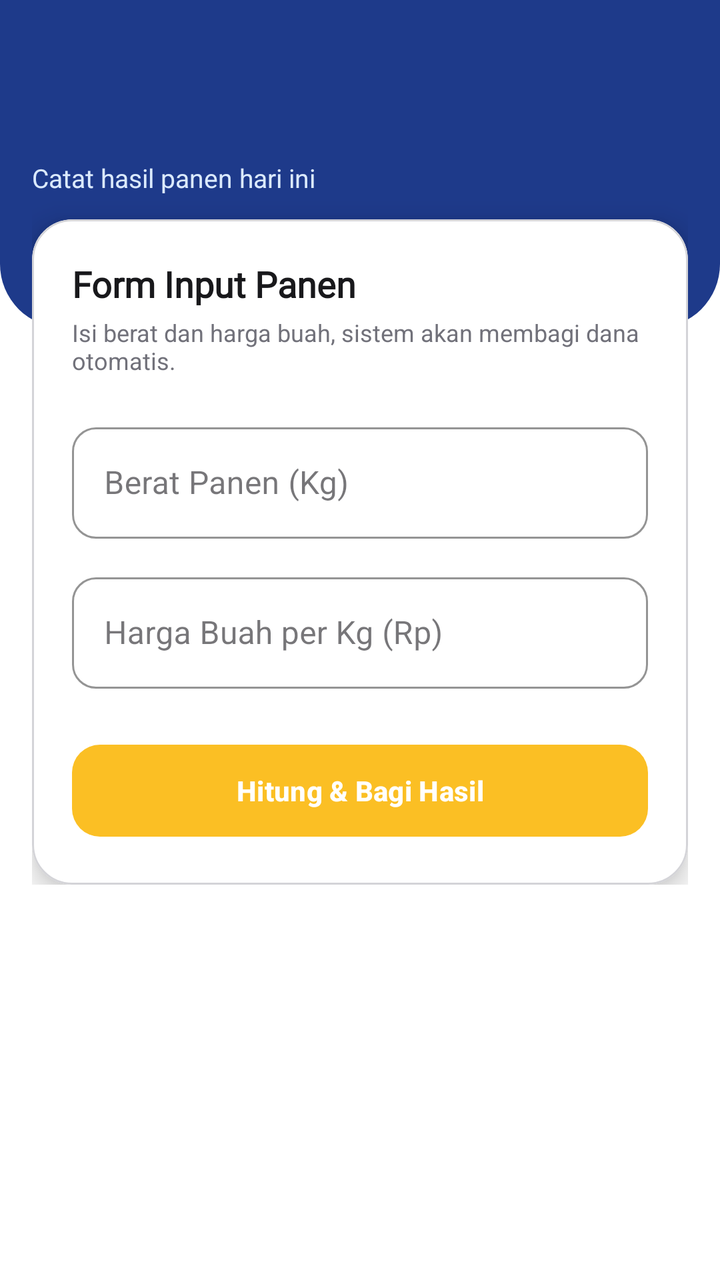
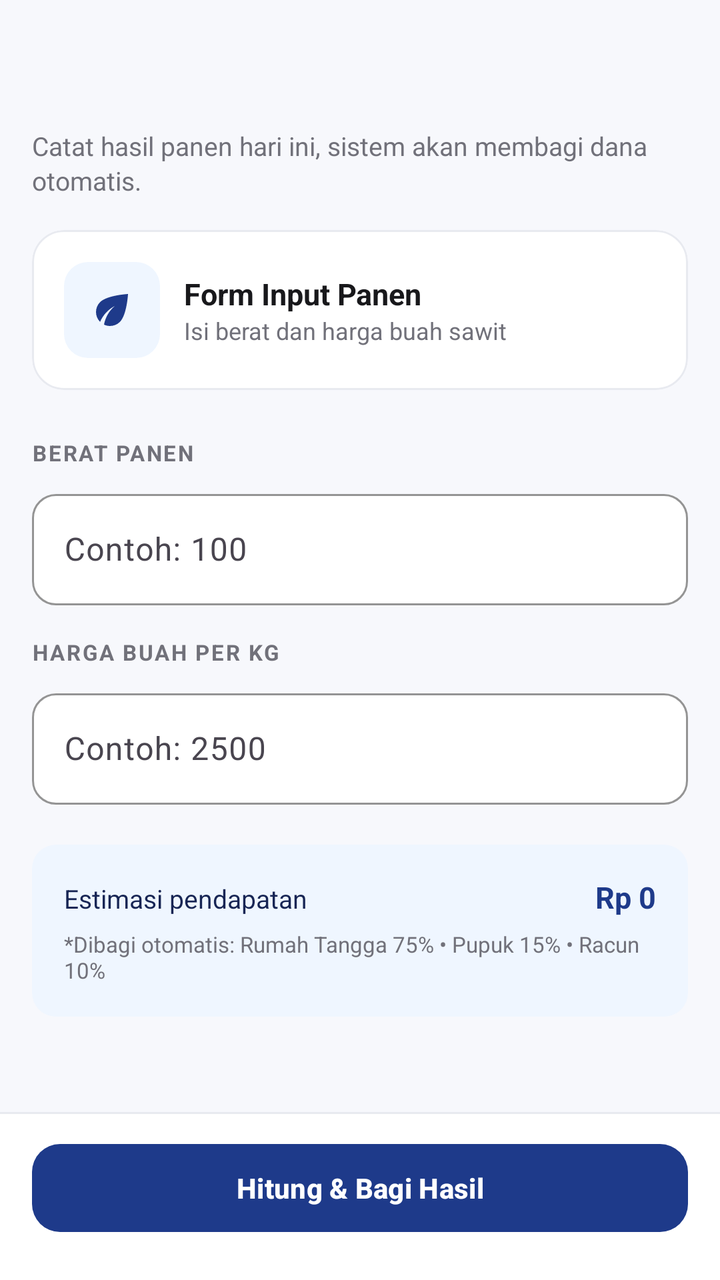

Screens rendered from an Android XML layout before and after an edit, with the pre-edit source and the edit as a unified diff.
<!-- AndroidManifest.xml: application theme Theme.ALSpocky -->
<!-- res/layout/fragment_panen.xml -->
<?xml version="1.0" encoding="utf-8"?>
<androidx.coordinatorlayout.widget.CoordinatorLayout xmlns:android="http://schemas.android.com/apk/res/android"
    xmlns:app="http://schemas.android.com/apk/res-auto"
    android:layout_width="match_parent"
    android:layout_height="match_parent"
    android:background="@color/neutral_0">

    <com.google.android.material.appbar.AppBarLayout
        android:id="@+id/appBar"
        android:layout_width="match_parent"
        android:layout_height="wrap_content"
        android:background="@color/primary_500"
        android:theme="@style/ThemeOverlay.MaterialComponents.Dark.ActionBar"
        app:elevation="0dp">

        <androidx.appcompat.widget.Toolbar
            android:id="@+id/toolbar"
            android:layout_width="match_parent"
            android:layout_height="?attr/actionBarSize"
            android:background="@color/primary_500"
            app:titleTextColor="@color/neutral_0" />
    </com.google.android.material.appbar.AppBarLayout>

    <androidx.core.widget.NestedScrollView
        android:layout_width="match_parent"
        android:layout_height="match_parent"
        android:clipToPadding="false"
        app:layout_behavior="@string/appbar_scrolling_view_behavior">

        <FrameLayout
            android:layout_width="match_parent"
            android:layout_height="wrap_content">

            
            <View
                android:layout_width="match_parent"
                android:layout_height="100dp"
                android:background="@drawable/bg_header_curved" />

            <LinearLayout
                android:layout_width="match_parent"
                android:layout_height="wrap_content"
                android:orientation="vertical"
                android:padding="16dp">

                
                <TextView
                    android:layout_width="wrap_content"
                    android:layout_height="wrap_content"
                    android:text="Catat hasil panen hari ini"
                    android:textColor="@color/primary_100"
                    android:textSize="13sp"
                    android:layout_marginBottom="12dp" />

                <com.google.android.material.card.MaterialCardView
                    android:layout_width="match_parent"
                    android:layout_height="wrap_content"
                    app:cardBackgroundColor="@color/neutral_0"
                    app:cardCornerRadius="20dp"
                    app:cardElevation="8dp"
                    app:strokeColor="@color/neutral_300"
                    app:strokeWidth="1dp">

                    <LinearLayout
                        android:layout_width="match_parent"
                        android:layout_height="wrap_content"
                        android:orientation="vertical"
                        android:padding="20dp">

                        <TextView
                            android:layout_width="wrap_content"
                            android:layout_height="wrap_content"
                            android:fontFamily="@font/montserrat_bold"
                            android:text="Form Input Panen"
                            android:textColor="@color/neutral_900"
                            android:textStyle="bold"
                            android:textSize="18sp" />

                        <TextView
                            android:layout_width="wrap_content"
                            android:layout_height="wrap_content"
                            android:layout_marginTop="4dp"
                            android:layout_marginBottom="20dp"
                            android:text="Isi berat dan harga buah, sistem akan membagi dana otomatis."
                            android:textColor="@color/neutral_500"
                            android:textSize="12sp" />

                        <com.google.android.material.textfield.TextInputLayout
                            style="@style/Widget.MaterialComponents.TextInputLayout.OutlinedBox"
                            android:layout_width="match_parent"
                            android:layout_height="wrap_content"
                            android:layout_marginBottom="14dp"
                            android:hint="Berat Panen (Kg)"
                            app:boxCornerRadiusBottomEnd="12dp"
                            app:boxCornerRadiusBottomStart="12dp"
                            app:boxCornerRadiusTopEnd="12dp"
                            app:boxCornerRadiusTopStart="12dp"
                            app:boxStrokeColor="@color/primary_500"
                            app:hintTextColor="@color/primary_500"
                            app:suffixText="Kg">

                            <com.google.android.material.textfield.TextInputEditText
                                android:id="@+id/etBeratPanen"
                                android:layout_width="match_parent"
                                android:layout_height="wrap_content"
                                android:inputType="numberDecimal"
                                android:textColor="@color/neutral_900" />
                        </com.google.android.material.textfield.TextInputLayout>

                        <com.google.android.material.textfield.TextInputLayout
                            style="@style/Widget.MaterialComponents.TextInputLayout.OutlinedBox"
                            android:layout_width="match_parent"
                            android:layout_height="wrap_content"
                            android:layout_marginBottom="24dp"
                            android:hint="Harga Buah per Kg (Rp)"
                            app:boxCornerRadiusBottomEnd="12dp"
                            app:boxCornerRadiusBottomStart="12dp"
                            app:boxCornerRadiusTopEnd="12dp"
                            app:boxCornerRadiusTopStart="12dp"
                            app:boxStrokeColor="@color/primary_500"
                            app:hintTextColor="@color/primary_500"
                            app:prefixText="Rp ">

                            <com.google.android.material.textfield.TextInputEditText
                                android:id="@+id/etHargaBuah"
                                android:layout_width="match_parent"
                                android:layout_height="wrap_content"
                                android:inputType="number"
                                android:textColor="@color/neutral_900" />
                        </com.google.android.material.textfield.TextInputLayout>

                        <com.google.android.material.button.MaterialButton
                            android:id="@+id/btnHitungBagi"
                            android:layout_width="match_parent"
                            android:layout_height="54dp"
                            android:text="Hitung &amp; Bagi Hasil"
                            android:textColor="@color/neutral_0"
                            android:textStyle="bold"
                            app:backgroundTint="@color/accent_gold"
                            app:cornerRadius="14dp" />
                    </LinearLayout>
                </com.google.android.material.card.MaterialCardView>
            </LinearLayout>
        </FrameLayout>
    </androidx.core.widget.NestedScrollView>
</androidx.coordinatorlayout.widget.CoordinatorLayout>
<!-- resources referenced by this layout -->
<resources>
  <color name="neutral_300">#D4D4D8</color>
  <!-- drawable bg_header_curved (drawable) -->
  <?xml version="1.0" encoding="utf-8"?>
  <shape xmlns:android="http://schemas.android.com/apk/res/android"
      android:shape="rectangle">
      <solid android:color="@color/primary_500" />
      <corners
          android:bottomLeftRadius="32dp"
          android:bottomRightRadius="32dp" />
  </shape>
  <style name="Base.Theme.ALSpocky" parent="Theme.Material3.DayNight.NoActionBar">
          
          
      </style>
  <!-- unchanged entries left out for length: 7 -->
</resources>

<!-- the commit's change to res/layout/fragment_panen.xml (unified diff, before → after) -->
@@ -1,146 +1,194 @@
 <?xml version="1.0" encoding="utf-8"?>
-<androidx.coordinatorlayout.widget.CoordinatorLayout xmlns:android="http://schemas.android.com/apk/res/android"
+<androidx.constraintlayout.widget.ConstraintLayout xmlns:android="http://schemas.android.com/apk/res/android"
     xmlns:app="http://schemas.android.com/apk/res-auto"
     android:layout_width="match_parent"
     android:layout_height="match_parent"
-    android:background="@color/neutral_0">
+    android:background="@color/bg_page">
 
-    <com.google.android.material.appbar.AppBarLayout
-        android:id="@+id/appBar"
-        android:layout_width="match_parent"
-        android:layout_height="wrap_content"
-        android:background="@color/primary_500"
-        android:theme="@style/ThemeOverlay.MaterialComponents.Dark.ActionBar"
-        app:elevation="0dp">
-
-        <androidx.appcompat.widget.Toolbar
-            android:id="@+id/toolbar"
-            android:layout_width="match_parent"
-            android:layout_height="?attr/actionBarSize"
-            android:background="@color/primary_500"
-            app:titleTextColor="@color/neutral_0" />
-    </com.google.android.material.appbar.AppBarLayout>
+    <androidx.appcompat.widget.Toolbar
+        android:id="@+id/toolbar"
+        style="@style/Semawit.Toolbar"
+        android:layout_width="0dp"
+        android:layout_height="?attr/actionBarSize"
+        app:layout_constraintEnd_toEndOf="parent"
+        app:layout_constraintStart_toStartOf="parent"
+        app:layout_constraintTop_toTopOf="parent" />
 
     <androidx.core.widget.NestedScrollView
-        android:layout_width="match_parent"
-        android:layout_height="match_parent"
-        android:clipToPadding="false"
-        app:layout_behavior="@string/appbar_scrolling_view_behavior">
+        android:layout_width="0dp"
+        android:layout_height="0dp"
+        app:layout_constraintBottom_toTopOf="@id/bottomBar"
+        app:layout_constraintEnd_toEndOf="parent"
+        app:layout_constraintStart_toStartOf="parent"
+        app:layout_constraintTop_toBottomOf="@id/toolbar">
 
-        <FrameLayout
+        <LinearLayout
             android:layout_width="match_parent"
-            android:layout_height="wrap_content">
+            android:layout_height="wrap_content"
+            android:orientation="vertical"
+            android:paddingHorizontal="16dp"
+            android:paddingBottom="24dp">
+
+            <TextView
+                style="@style/Semawit.Text.Body"
+                android:layout_width="wrap_content"
+                android:layout_height="wrap_content"
+                android:text="Catat hasil panen hari ini, sistem akan membagi dana otomatis." />
 
             
-            <View
+            <com.google.android.material.card.MaterialCardView
+                style="@style/Semawit.Card"
                 android:layout_width="match_parent"
-                android:layout_height="100dp"
-                android:background="@drawable/bg_header_curved" />
+                android:layout_height="wrap_content"
+                android:layout_marginTop="16dp">
 
+                <LinearLayout
+                    android:layout_width="match_parent"
+                    android:layout_height="wrap_content"
+                    android:gravity="center_vertical"
+                    android:orientation="horizontal"
+                    android:padding="16dp">
+
+                    <ImageView
+                        android:layout_width="48dp"
+                        android:layout_height="48dp"
+                        android:background="@drawable/bg_icon_tile"
+                        android:padding="12dp"
+                        android:src="@drawable/ic_nav_panen"
+                        app:tint="@color/primary_500" />
+
+                    <LinearLayout
+                        android:layout_width="0dp"
+                        android:layout_height="wrap_content"
+                        android:layout_marginStart="12dp"
+                        android:layout_weight="1"
+                        android:orientation="vertical">
+
+                        <TextView
+                            style="@style/Semawit.Text.Title"
+                            android:layout_width="wrap_content"
+                            android:layout_height="wrap_content"
+                            android:text="Form Input Panen" />
+
+                        <TextView
+                            style="@style/Semawit.Text.Body"
+                            android:layout_width="wrap_content"
+                            android:layout_height="wrap_content"
+                            android:text="Isi berat dan harga buah sawit"
+                            android:textSize="12sp" />
+                    </LinearLayout>
+                </LinearLayout>
+            </com.google.android.material.card.MaterialCardView>
+
+            <TextView
+                style="@style/Semawit.Text.Label"
+                android:layout_width="wrap_content"
+                android:layout_height="wrap_content"
+                android:layout_marginTop="24dp"
+                android:text="Berat panen" />
+
+            <com.google.android.material.textfield.TextInputLayout
+                style="@style/Semawit.Input"
+                android:layout_width="match_parent"
+                android:layout_height="wrap_content"
+                android:layout_marginTop="8dp"
+                app:suffixText="Kg">
+
+                <com.google.android.material.textfield.TextInputEditText
+                    android:id="@+id/etBeratPanen"
+                    android:layout_width="match_parent"
+                    android:layout_height="wrap_content"
+                    android:hint="Contoh: 100"
+                    android:inputType="numberDecimal"
+                    android:maxLines="1" />
+            </com.google.android.material.textfield.TextInputLayout>
+
+            <TextView
+                style="@style/Semawit.Text.Label"
+                android:layout_width="wrap_content"
+                android:layout_height="wrap_content"
+                android:layout_marginTop="16dp"
+                android:text="Harga buah per kg" />
+
+            <com.google.android.material.textfield.TextInputLayout
+                style="@style/Semawit.Input"
+                android:layout_width="match_parent"
+                android:layout_height="wrap_content"
+                android:layout_marginTop="8dp"
+                app:prefixText="Rp "
+                app:suffixText="/Kg">
+
+                <com.google.android.material.textfield.TextInputEditText
+                    android:id="@+id/etHargaBuah"
+                    android:layout_width="match_parent"
+                    android:layout_height="wrap_content"
+                    android:hint="Contoh: 2500"
+                    android:inputType="numberDecimal"
+                    android:maxLines="1" />
+            </com.google.android.material.textfield.TextInputLayout>
+
+            
             <LinearLayout
                 android:layout_width="match_parent"
                 android:layout_height="wrap_content"
+                android:layout_marginTop="20dp"
+                android:background="@drawable/bg_icon_tile"
                 android:orientation="vertical"
                 android:padding="16dp">
 
-                
+                <LinearLayout
+                    android:layout_width="match_parent"
+                    android:layout_height="wrap_content"
+                    android:orientation="horizontal">
+
+                    <TextView
+                        android:layout_width="0dp"
+                        android:layout_height="wrap_content"
+                        android:layout_weight="1"
+                        android:text="Estimasi pendapatan"
+                        android:textColor="@color/primary_800"
+                        android:textSize="13sp" />
+
+                    <TextView
+                        android:id="@+id/tvEstimasi"
+                        android:layout_width="wrap_content"
+                        android:layout_height="wrap_content"
+                        android:text="Rp 0"
+                        android:textColor="@color/primary_500"
+                        android:textSize="15sp"
+                        android:textStyle="bold" />
+                </LinearLayout>
+
                 <TextView
                     android:layout_width="wrap_content"
                     android:layout_height="wrap_content"
-                    android:text="Catat hasil panen hari ini"
-                    android:textColor="@color/primary_100"
-                    android:textSize="13sp"
-                    android:layout_marginBottom="12dp" />
+                    android:layout_marginTop="6dp"
+                    android:text="*Dibagi otomatis: Rumah Tangga 75% • Pupuk 15% • Racun 10%"
+                    android:textColor="@color/neutral_500"
+                    android:textSize="11sp" />
+            </LinearLayout>
+        </LinearLayout>
+    </androidx.core.widget.NestedScrollView>
 
-                <com.google.android.material.card.MaterialCardView
-                    android:layout_width="match_parent"
-                    android:layout_height="wrap_content"
-                    app:cardBackgroundColor="@color/neutral_0"
-                    app:cardCornerRadius="20dp"
-                    app:cardElevation="8dp"
-                    app:strokeColor="@color/neutral_300"
-                    app:strokeWidth="1dp">
+    
+    <FrameLayout
+        android:id="@+id/bottomBar"
+        android:layout_width="0dp"
+        android:layout_height="wrap_content"
+        android:background="@drawable/bg_bottom_bar"
+        android:paddingHorizontal="16dp"
+        android:paddingTop="12dp"
+        android:paddingBottom="20dp"
+        app:layout_constraintBottom_toBottomOf="parent"
+        app:layout_constraintEnd_toEndOf="parent"
+        app:layout_constraintStart_toStartOf="parent">
 
-                    <LinearLayout
-                        android:layout_width="match_parent"
-                        android:layout_height="wrap_content"
-                        android:orientation="vertical"
-                        android:padding="20dp">
+        <com.google.android.material.button.MaterialButton
+            android:id="@+id/btnHitungBagi"
+            style="@style/Semawit.Button.Primary"
+            android:layout_width="match_parent"
+            android:layout_height="wrap_content"
+            android:text="Hitung &amp; Bagi Hasil" />
+    </FrameLayout>
 
-                        <TextView
-                            android:layout_width="wrap_content"
-                            android:layout_height="wrap_content"
-                            android:fontFamily="@font/montserrat_bold"
-                            android:text="Form Input Panen"
-                            android:textColor="@color/neutral_900"
-                            android:textStyle="bold"
-                            android:textSize="18sp" />
-
-                        <TextView
-                            android:layout_width="wrap_content"
-                            android:layout_height="wrap_content"
-                            android:layout_marginTop="4dp"
-                            android:layout_marginBottom="20dp"
-                            android:text="Isi berat dan harga buah, sistem akan membagi dana otomatis."
-                            android:textColor="@color/neutral_500"
-                            android:textSize="12sp" />
-
-                        <com.google.android.material.textfield.TextInputLayout
-                            style="@style/Widget.MaterialComponents.TextInputLayout.OutlinedBox"
-                            android:layout_width="match_parent"
-                            android:layout_height="wrap_content"
-                            android:layout_marginBottom="14dp"
-                            android:hint="Berat Panen (Kg)"
-                            app:boxCornerRadiusBottomEnd="12dp"
-                            app:boxCornerRadiusBottomStart="12dp"
-                            app:boxCornerRadiusTopEnd="12dp"
-                            app:boxCornerRadiusTopStart="12dp"
-                            app:boxStrokeColor="@color/primary_500"
-                            app:hintTextColor="@color/primary_500"
-                            app:suffixText="Kg">
-
-                            <com.google.android.material.textfield.TextInputEditText
-                                android:id="@+id/etBeratPanen"
-                                android:layout_width="match_parent"
-                                android:layout_height="wrap_content"
-                                android:inputType="numberDecimal"
-                                android:textColor="@color/neutral_900" />
-                        </com.google.android.material.textfield.TextInputLayout>
-
-                        <com.google.android.material.textfield.TextInputLayout
-                            style="@style/Widget.MaterialComponents.TextInputLayout.OutlinedBox"
-                            android:layout_width="match_parent"
-                            android:layout_height="wrap_content"
-                            android:layout_marginBottom="24dp"
-                            android:hint="Harga Buah per Kg (Rp)"
-                            app:boxCornerRadiusBottomEnd="12dp"
-                            app:boxCornerRadiusBottomStart="12dp"
-                            app:boxCornerRadiusTopEnd="12dp"
-                            app:boxCornerRadiusTopStart="12dp"
-                            app:boxStrokeColor="@color/primary_500"
-                            app:hintTextColor="@color/primary_500"
-                            app:prefixText="Rp ">
-
-                            <com.google.android.material.textfield.TextInputEditText
-                                android:id="@+id/etHargaBuah"
-                                android:layout_width="match_parent"
-                                android:layout_height="wrap_content"
-                                android:inputType="number"
-                                android:textColor="@color/neutral_900" />
-                        </com.google.android.material.textfield.TextInputLayout>
-
-                        <com.google.android.material.button.MaterialButton
-                            android:id="@+id/btnHitungBagi"
-                            android:layout_width="match_parent"
-                            android:layout_height="54dp"
-                            android:text="Hitung &amp; Bagi Hasil"
-                            android:textColor="@color/neutral_0"
-                            android:textStyle="bold"
-                            app:backgroundTint="@color/accent_gold"
-                            app:cornerRadius="14dp" />
-                    </LinearLayout>
-                </com.google.android.material.card.MaterialCardView>
-            </LinearLayout>
-        </FrameLayout>
-    </androidx.core.widget.NestedScrollView>
-</androidx.coordinatorlayout.widget.CoordinatorLayout>
+</androidx.constraintlayout.widget.ConstraintLayout>
<!-- resource entries referenced after the edit -->
@@ -1,18 +1,109 @@
 <!-- resources referenced by this layout -->
 <resources>
-  <color name="neutral_300">#D4D4D8</color>
-  <!-- drawable bg_header_curved (drawable) -->
+  <color name="bg_page">#F7F8FC</color>
+  <color name="primary_800">#172554</color>
+  <!-- drawable bg_bottom_bar (drawable) -->
+  <?xml version="1.0" encoding="utf-8"?>
+  <layer-list xmlns:android="http://schemas.android.com/apk/res/android">
+      <item>
+          <shape android:shape="rectangle">
+              <solid android:color="@color/neutral_200" />
+          </shape>
+      </item>
+      <item android:top="1dp">
+          <shape android:shape="rectangle">
+              <solid android:color="@color/neutral_0" />
+          </shape>
+      </item>
+  </layer-list>
+  <!-- drawable bg_icon_tile (drawable) -->
   <?xml version="1.0" encoding="utf-8"?>
   <shape xmlns:android="http://schemas.android.com/apk/res/android"
       android:shape="rectangle">
-      <solid android:color="@color/primary_500" />
-      <corners
-          android:bottomLeftRadius="32dp"
-          android:bottomRightRadius="32dp" />
+      <solid android:color="@color/primary_50" />
+      <corners android:radius="12dp" />
   </shape>
-  <style name="Base.Theme.ALSpocky" parent="Theme.Material3.DayNight.NoActionBar">
-          
-          
+  <!-- drawable ic_nav_panen (drawable) -->
+  <?xml version="1.0" encoding="utf-8"?>
+  <vector xmlns:android="http://schemas.android.com/apk/res/android"
+      android:width="24dp"
+      android:height="24dp"
+      android:viewportWidth="24"
+      android:viewportHeight="24">
+      <path
+          android:fillColor="@android:color/white"
+          android:pathData="M6.05,8.05c-2.73,2.73 -2.73,7.15 -0.02,9.88c1.47,-3.4 4.09,-6.24 7.36,-7.93c-2.77,2.34 -4.71,5.61 -5.39,9.32c2.6,1.23 5.8,0.78 7.95,-1.37C19.43,14.47 20,4 20,4S9.53,4.57 6.05,8.05z" />
+  </vector>
+  <style name="Semawit.Button.Primary" parent="Widget.Material3.Button">
+          <item name="backgroundTint">@color/primary_500</item>
+          <item name="android:textColor">@color/neutral_0</item>
+          <item name="android:textStyle">bold</item>
+          <item name="android:textSize">14sp</item>
+          <item name="android:minHeight">52dp</item>
+          <item name="cornerRadius">14dp</item>
+          <item name="iconTint">@color/neutral_0</item>
+          <item name="iconGravity">textStart</item>
+          <item name="android:elevation">4dp</item>
+      </style>
+  <style name="Semawit.Card" parent="Widget.Material3.CardView.Elevated">
+          <item name="cardBackgroundColor">@color/neutral_0</item>
+          <item name="cardCornerRadius">16dp</item>
+          <item name="cardElevation">0dp</item>
+          <item name="strokeColor">@color/neutral_200</item>
+          <item name="strokeWidth">1dp</item>
+      </style>
+  <style name="Semawit.Input" parent="Widget.Material3.TextInputLayout.OutlinedBox">
+          <item name="boxBackgroundColor">@color/neutral_0</item>
+          <item name="boxStrokeColor">@color/primary_500</item>
+          <item name="boxCornerRadiusTopStart">12dp</item>
+          <item name="boxCornerRadiusTopEnd">12dp</item>
+          <item name="boxCornerRadiusBottomStart">12dp</item>
+          <item name="boxCornerRadiusBottomEnd">12dp</item>
+          <item name="hintTextColor">@color/primary_500</item>
+      </style>
+  <style name="Semawit.Text.Body" parent="">
+          <item name="android:textSize">13sp</item>
+          <item name="android:textColor">@color/neutral_500</item>
+          <item name="android:lineSpacingExtra">2dp</item>
+      </style>
+  <style name="Semawit.Text.Label" parent="">
+          <item name="android:textSize">11sp</item>
+          <item name="android:textStyle">bold</item>
+          <item name="android:letterSpacing">0.08</item>
+          <item name="android:textAllCaps">true</item>
+          <item name="android:textColor">@color/neutral_500</item>
+      </style>
+  <style name="Semawit.Text.Title" parent="">
+          <item name="android:textSize">15sp</item>
+          <item name="android:textStyle">bold</item>
+          <item name="android:textColor">@color/neutral_900</item>
+      </style>
+  <style name="Semawit.Toolbar" parent="Widget.Material3.Toolbar">
+          <item name="android:background">@color/bg_page</item>
+          <item name="titleTextAppearance">@style/TextAppearance.Semawit.ToolbarTitle</item>
+          <item name="titleTextColor">@color/neutral_900</item>
+          <item name="contentInsetStartWithNavigation">4dp</item>
+      </style>
+  <color name="neutral_200">#E8EAF0</color>
+  <color name="primary_50">#EFF6FF</color>
+  <style name="TextAppearance.Semawit.ToolbarTitle" parent="TextAppearance.Material3.TitleLarge">
+          <item name="fontFamily">@font/montserrat_bold</item>
+          <item name="android:fontFamily">@font/montserrat_bold</item>
+          <item name="android:textSize">20sp</item>
+          <item name="android:textColor">@color/neutral_900</item>
+      </style>
+  <style name="Base.Theme.ALSpocky" parent="Theme.Material3.Light.NoActionBar">
+          <item name="colorPrimary">@color/primary_500</item>
+          <item name="colorOnPrimary">@color/neutral_0</item>
+          <item name="colorPrimaryContainer">@color/primary_100</item>
+          <item name="colorOnPrimaryContainer">@color/primary_800</item>
+          <item name="colorSecondary">@color/accent_gold</item>
+          <item name="colorOnSecondary">@color/primary_800</item>
+          <item name="colorSurface">@color/neutral_0</item>
+          <item name="colorOnSurface">@color/neutral_900</item>
+          <item name="android:colorBackground">@color/bg_page</item>
+          <item name="android:windowBackground">@color/bg_page</item>
+          <item name="android:windowLightStatusBar">true</item>
       </style>
   <!-- unchanged entries left out for length: 7 -->
 </resources>
